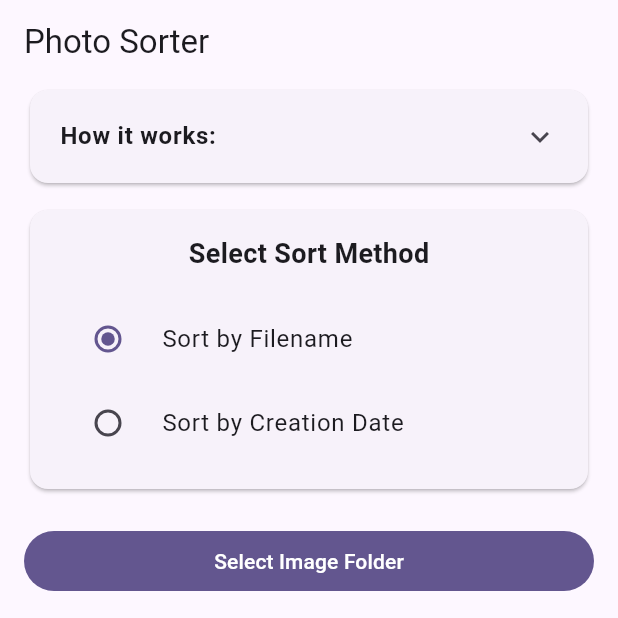
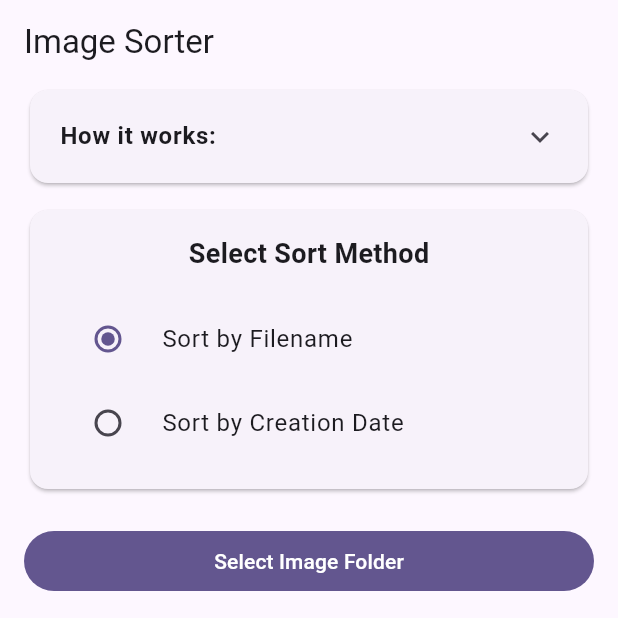
Before and after one commit to MoazSalem/Flutter_Image_Sorter, a Flutter app: the screen it shows after launch, on a phone screen of 412 x 824 dp, the top half of it. Run offline on Flutter 3.47's test engine with Material 3 defaults, Android fonts, the phone set to English and light mode, and no system bars; our stand-ins replace file_picker.

Commit message:
downgrade file_picker for now
there is a path duplication bug in the latest version

```diff
--- a/lib/main.dart
+++ b/lib/main.dart
@@ -12,7 +12,7 @@ class MyApp extends StatelessWidget {
   @override
   Widget build(BuildContext context) {
     return MaterialApp(
-      title: 'Photo Sorter',
+      title: 'Image Sorter',
       theme: ThemeData(
         colorScheme: ColorScheme.fromSeed(seedColor: Colors.deepPurpleAccent),
         useMaterial3: true,
@@ -51,7 +51,7 @@ class _PhotoSorterHomeState extends State<PhotoSorterHome> {
   @override
   Widget build(BuildContext context) {
     return Scaffold(
-      appBar: AppBar(title: const Text('Photo Sorter')),
+      appBar: AppBar(title: const Text('Image Sorter')),
       body: Padding(
         padding: const EdgeInsets.symmetric(horizontal: 16.0),
         child: SingleChildScrollView(
--- a/pubspec.yaml
+++ b/pubspec.yaml
@@ -31,7 +31,7 @@ dependencies:
   flutter:
     sdk: flutter
   permission_handler: ^12.0.0+1
-  file_picker: ^10.1.2
+  file_picker: ^9.2.3
   path: ^1.9.1
   flutter_bloc: ^9.1.0
   equatable: ^2.0.7
```
Also changed, not shown: pubspec.lock.
